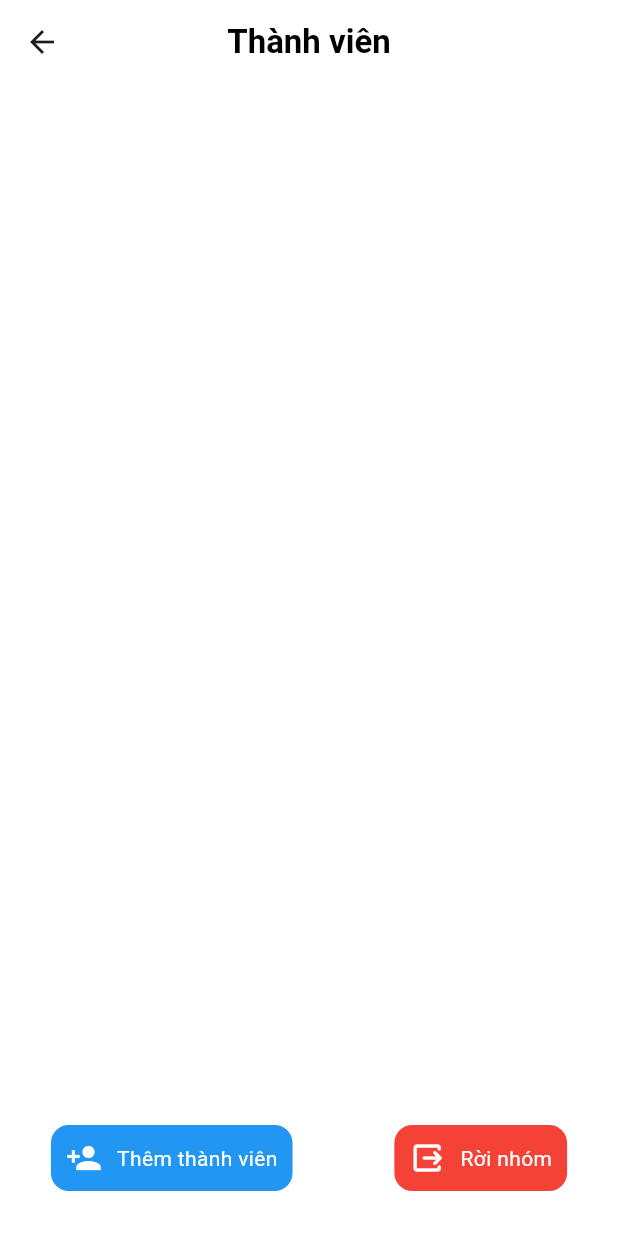
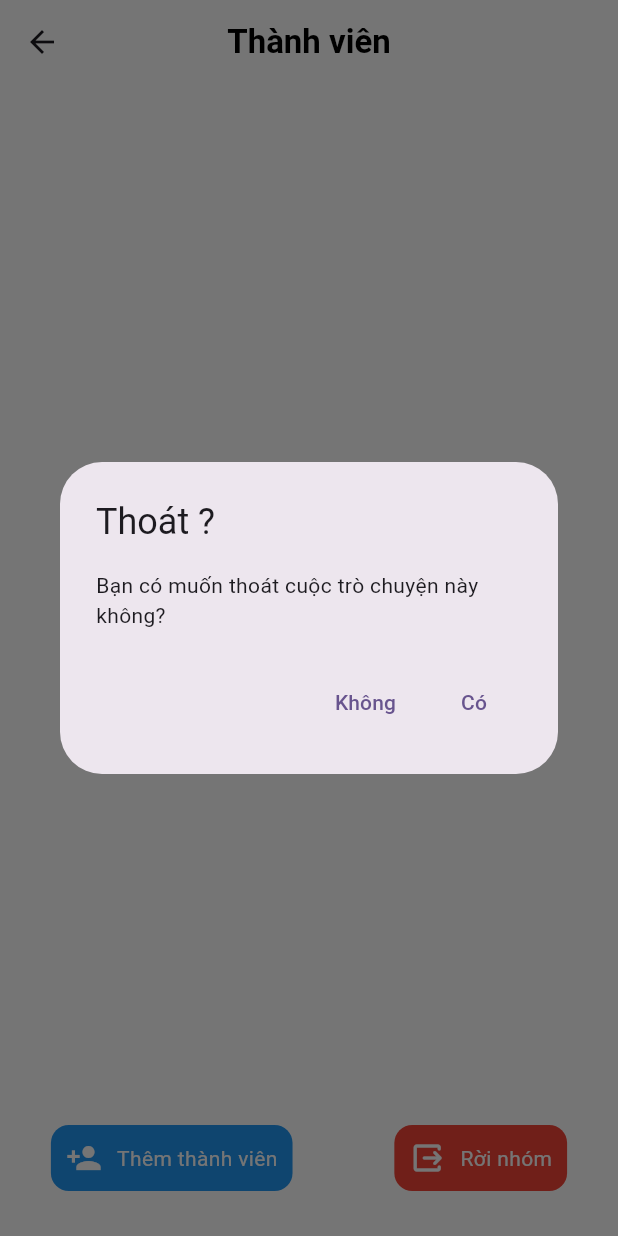
Before and after one commit to hieppro112/chuyenDe2_ver2.0, a Flutter app: the ShowMemberChat screen opened directly with empty values, after a tap on "Rời nhóm", on a phone screen of 412 x 824 dp. Run offline on Flutter 3.47's test engine with Material 3 defaults, Android fonts, the phone set to English and light mode, and no system bars; our stand-ins replace cached_network_image, cloud_firestore, file_picker, firebase_auth, firebase_core, firebase_storage and 7 more; missing offline and left inert: dart:ffi; accounts and stored records are empty.

Commit message:
them thanh vien va roi nhom done

```diff
--- a/Chuyen_DE_2/User/giao_tiep_sv_user/lib/Screens_chatMember/view/Member_Chat.dart
+++ b/Chuyen_DE_2/User/giao_tiep_sv_user/lib/Screens_chatMember/view/Member_Chat.dart
@@ -4,9 +4,10 @@ import 'package:giao_tiep_sv_user/Screens_chatMember/widget/clicked_out_group.da
 import 'package:giao_tiep_sv_user/Screens_chatMember/widget/featchMemberChat.dart';
 
 class ShowMemberChat extends StatefulWidget {
+  final int thrown;
   final String idRoom;
   final String myId;
-  const ShowMemberChat({super.key, required this.idRoom, required this.myId});
+  const ShowMemberChat({super.key, required this.idRoom, required this.myId, required this.thrown});
 
   @override
   State<ShowMemberChat> createState() => _ShowMemberChatState();
@@ -51,8 +52,10 @@ class _ShowMemberChatState extends State<ShowMemberChat> {
           mainAxisAlignment: MainAxisAlignment.spaceAround,
           children: [
             // Text("aa:${listFirst.length}"),
-            ClickedAddMember(myId: widget.myId,ListFirst: listFirst,myRoom: widget.idRoom,),
-            ClickedOutGroup(),
+            //chuc nang them thanh vien
+            (widget.thrown==0 && listFirst.length==2)?SizedBox():ClickedAddMember(myId: widget.myId,ListFirst: listFirst,myRoom: widget.idRoom,thrown: widget.thrown,),
+            //chuc nang roi nhom
+            ClickedOutGroup(myId: widget.myId,roomId: widget.idRoom,),
           ],
         ),
       ),
--- a/Chuyen_DE_2/User/giao_tiep_sv_user/lib/Screens_chatMember/widget/clicked_add_member.dart
+++ b/Chuyen_DE_2/User/giao_tiep_sv_user/lib/Screens_chatMember/widget/clicked_add_member.dart
@@ -1,18 +1,18 @@
 import 'package:flutter/material.dart';
 import 'package:giao_tiep_sv_user/Screens_chatMember/FirebaseStore/MessageService.dart';
-import 'package:giao_tiep_sv_user/Screens_chatMember/widget/pickedMemberChat.dart';
 import 'package:giao_tiep_sv_user/Screens_chatMember/widget/picked_add_member_chat.dart';
 
 class ClickedAddMember extends StatefulWidget {
   final String myRoom;
   final String myId;
+  final int thrown;
   final List<String> ListFirst;
 
 
   const ClickedAddMember({
     super.key,
     required this.myId,
-    required this.ListFirst, required this.myRoom,
+    required this.ListFirst, required this.myRoom, required this.thrown,
   });
 
   @override
@@ -52,7 +52,7 @@ class _ClickedAddMemberState extends State<ClickedAddMember> {
       context,
       MaterialPageRoute(
         builder: (context) => PickedAddMemberChat(
-          throwss: 1,
+          throwss: widget.thrown,
           myID: widget.myId,
           ListFirst: widget.ListFirst,
           GetList: (value)async {
--- a/Chuyen_DE_2/User/giao_tiep_sv_user/lib/Screens_chatMember/widget/clicked_out_group.dart
+++ b/Chuyen_DE_2/User/giao_tiep_sv_user/lib/Screens_chatMember/widget/clicked_out_group.dart
@@ -1,18 +1,24 @@
 import 'package:flutter/material.dart';
+import 'package:giao_tiep_sv_user/Home_screen/home.dart';
+import 'package:giao_tiep_sv_user/Screens_chatMember/FirebaseStore/MessageService.dart';
 
 class ClickedOutGroup extends StatefulWidget {
-  const ClickedOutGroup({super.key});
+  final String roomId;
+  final String myId;
+  const ClickedOutGroup({super.key, required this.roomId, required this.myId});
 
   @override
   State<ClickedOutGroup> createState() => _ClickedOutGroupState();
 }
 
 class _ClickedOutGroupState extends State<ClickedOutGroup> {
+  final messService = MessageService();
   @override
   Widget build(BuildContext context) {
     return InkWell(
-              onTap: () {
+      onTap: () async{
         print("clicked roi nhom chat");
+        _showExitDialog(context);
       },
       child: Container(
         padding: EdgeInsets.all(10),
@@ -30,4 +36,32 @@ class _ClickedOutGroupState extends State<ClickedOutGroup> {
       ),
     );
   }
+
+  Future<void> outGroup()async{
+    await messService.removeMembersToChatRoom(widget.roomId, widget.myId);
+    Navigator.push(context, MaterialPageRoute(builder: (context) => Home(),));
   }
+
+  Future<bool?> _showExitDialog(BuildContext context) {
+  return showDialog<bool>(
+    context: context,
+    barrierDismissible: false, // bắt buộc chọn
+    builder: (_) => AlertDialog(
+      title: const Text('Thoát ?'),
+      content: const Text('Bạn có muốn thoát cuộc trò chuyện này không?'),
+      actions: [
+        TextButton(
+          onPressed: () => Navigator.of(context).pop(false), // không thoát
+          child: const Text('Không'),
+        ),
+        TextButton(
+          onPressed: () async{
+            await outGroup();
+          }, // đồng ý thoát
+          child: const Text('Có'),
+        ),
+      ],
+    ),
+  );
+}
+}
--- a/Chuyen_DE_2/User/giao_tiep_sv_user/pubspec.yaml
+++ b/Chuyen_DE_2/User/giao_tiep_sv_user/pubspec.yaml
@@ -31,6 +31,7 @@ dependencies:
   another_flushbar: ^1.12.30
   flutter_speed_dial: ^7.0.0
   flutter_slidable: ^4.0.3
+  fluttertoast: ^9.0.0
 
 
 dev_dependencies:
```
Also changed, not shown: Chuyen_DE_2/User/giao_tiep_sv_user/lib/Screens_chatMember/FirebaseStore/MessageService.dart (+15 -2 lines), Chuyen_DE_2/User/giao_tiep_sv_user/lib/Screens_chatMember/widget/custom_sender_message.dart (+11 -11 lines), Chuyen_DE_2/User/giao_tiep_sv_user/lib/Screens_chatMember/widget/header_Message.dart (+38 -18 lines), Chuyen_DE_2/User/giao_tiep_sv_user/lib/Screens_chatMember/widget/picked_add_member_chat.dart (+12 -6 lines), Chuyen_DE_2/User/giao_tiep_sv_user/pubspec.lock. Lines whose indentation alone changed are shown as unchanged.
